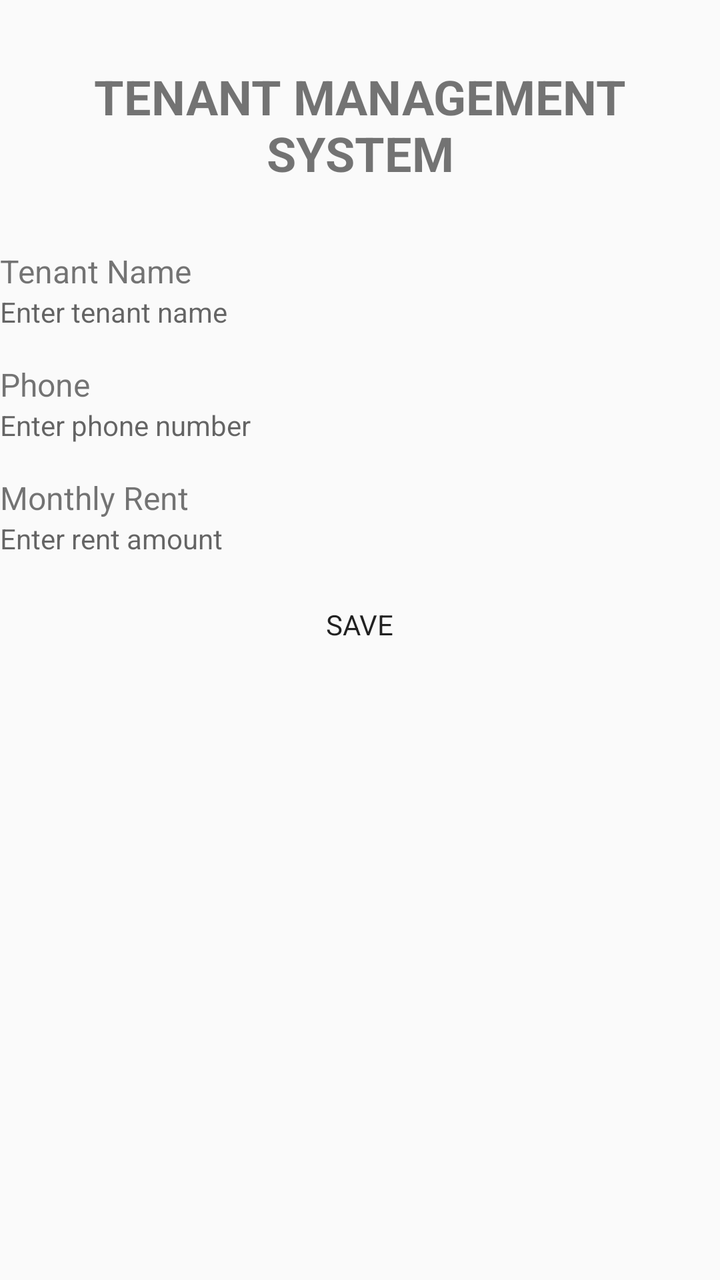
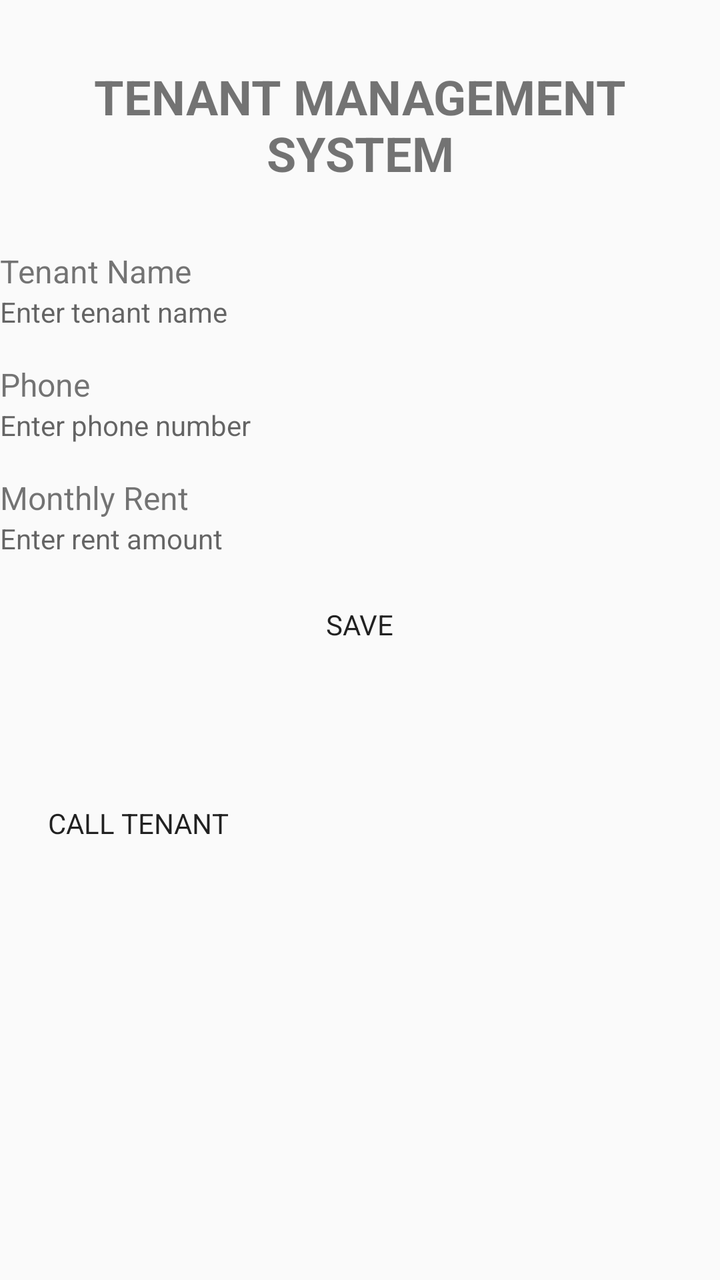

Screens rendered from an Android XML layout before and after an edit, with the pre-edit source and the edit as a unified diff.
<!-- AndroidManifest.xml: activity theme Theme.TenantManagementSystem -->
<!-- res/layout/activity_main.xml -->
<?xml version="1.0" encoding="utf-8"?>
<layout xmlns:android="http://schemas.android.com/apk/res/android"
    xmlns:app="http://schemas.android.com/apk/res-auto">

    <data>
        <variable
            name="tenant"
            type="com.example.tenantmanagementsystem.Tenant" />
    </data>

    <androidx.constraintlayout.widget.ConstraintLayout
        android:layout_width="match_parent"
        android:layout_height="match_parent">

        <TextView
            android:id="@+id/titleTextView"
            android:layout_width="0dp"
            android:layout_height="wrap_content"
            android:text="TENANT MANAGEMENT SYSTEM"
            android:textSize="24sp"
            android:textStyle="bold"
            android:gravity="center"
            android:layout_marginTop="32dp"
            app:layout_constraintTop_toTopOf="parent"
            app:layout_constraintStart_toStartOf="parent"
            app:layout_constraintEnd_toEndOf="parent" />

        <TextView
            android:id="@+id/tenantNameLabel"
            android:layout_width="wrap_content"
            android:layout_height="wrap_content"
            android:text="Tenant Name"
            android:textSize="16sp"
            android:layout_marginTop="32dp"
            app:layout_constraintTop_toBottomOf="@id/titleTextView"
            app:layout_constraintStart_toStartOf="parent" />

        <EditText
            android:id="@+id/tenantNameEditText"
            android:layout_width="0dp"
            android:layout_height="wrap_content"
            android:hint="Enter tenant name"
            android:inputType="textPersonName"
            app:layout_constraintTop_toBottomOf="@id/tenantNameLabel"
            app:layout_constraintStart_toStartOf="parent"
            app:layout_constraintEnd_toEndOf="parent" />

        <TextView
            android:id="@+id/phoneLabel"
            android:layout_width="wrap_content"
            android:layout_height="wrap_content"
            android:text="Phone"
            android:textSize="16sp"
            android:layout_marginTop="16dp"
            app:layout_constraintTop_toBottomOf="@id/tenantNameEditText"
            app:layout_constraintStart_toStartOf="parent" />

        <EditText
            android:id="@+id/phoneEditText"
            android:layout_width="0dp"
            android:layout_height="wrap_content"
            android:hint="Enter phone number"
            android:inputType="phone"
            app:layout_constraintTop_toBottomOf="@id/phoneLabel"
            app:layout_constraintStart_toStartOf="parent"
            app:layout_constraintEnd_toEndOf="parent" />

        <TextView
            android:id="@+id/rentLabel"
            android:layout_width="wrap_content"
            android:layout_height="wrap_content"
            android:text="Monthly Rent"
            android:textSize="16sp"
            android:layout_marginTop="16dp"
            app:layout_constraintTop_toBottomOf="@id/phoneEditText"
            app:layout_constraintStart_toStartOf="parent" />

        <EditText
            android:id="@+id/rentEditText"
            android:layout_width="0dp"
            android:layout_height="wrap_content"
            android:hint="Enter rent amount"
            android:inputType="numberDecimal"
            app:layout_constraintTop_toBottomOf="@id/rentLabel"
            app:layout_constraintStart_toStartOf="parent"
            app:layout_constraintEnd_toEndOf="parent" />

        <Button
            android:id="@+id/saveButton"
            android:layout_width="wrap_content"
            android:layout_height="wrap_content"
            android:text="SAVE"
            android:layout_marginTop="24dp"
            app:layout_constraintTop_toBottomOf="@id/rentEditText"
            app:layout_constraintStart_toStartOf="parent"
            app:layout_constraintEnd_toEndOf="parent" />

        <TextView
            android:id="@+id/tenantResultTextView"
            android:layout_width="0dp"
            android:layout_height="wrap_content"
            android:text="@{tenant.summary()}"
            android:textSize="18sp"
            android:padding="16dp"
            android:layout_marginTop="24dp"
            app:layout_constraintTop_toBottomOf="@id/saveButton"
            app:layout_constraintStart_toStartOf="parent"
            app:layout_constraintEnd_toEndOf="parent" />

    </androidx.constraintlayout.widget.ConstraintLayout>

</layout>
<!-- resources referenced by this layout -->
<resources>
  <style name="Theme.TenantManagementSystem" parent="android:Theme.Material.Light.NoActionBar" />
</resources>

<!-- the commit's change to res/layout/activity_main.xml (unified diff, before → after) -->
@@ -107,6 +107,15 @@
             app:layout_constraintStart_toStartOf="parent"
             app:layout_constraintEnd_toEndOf="parent" />
 
+        <Button
+            android:id="@+id/callButton"
+            android:layout_width="wrap_content"
+            android:layout_height="wrap_content"
+            android:text="CALL TENANT"
+            android:layout_marginStart="24dp"
+            app:layout_constraintTop_toBottomOf="@id/tenantResultTextView"
+            app:layout_constraintStart_toStartOf="parent" />
+
     </androidx.constraintlayout.widget.ConstraintLayout>
 
 </layout>
